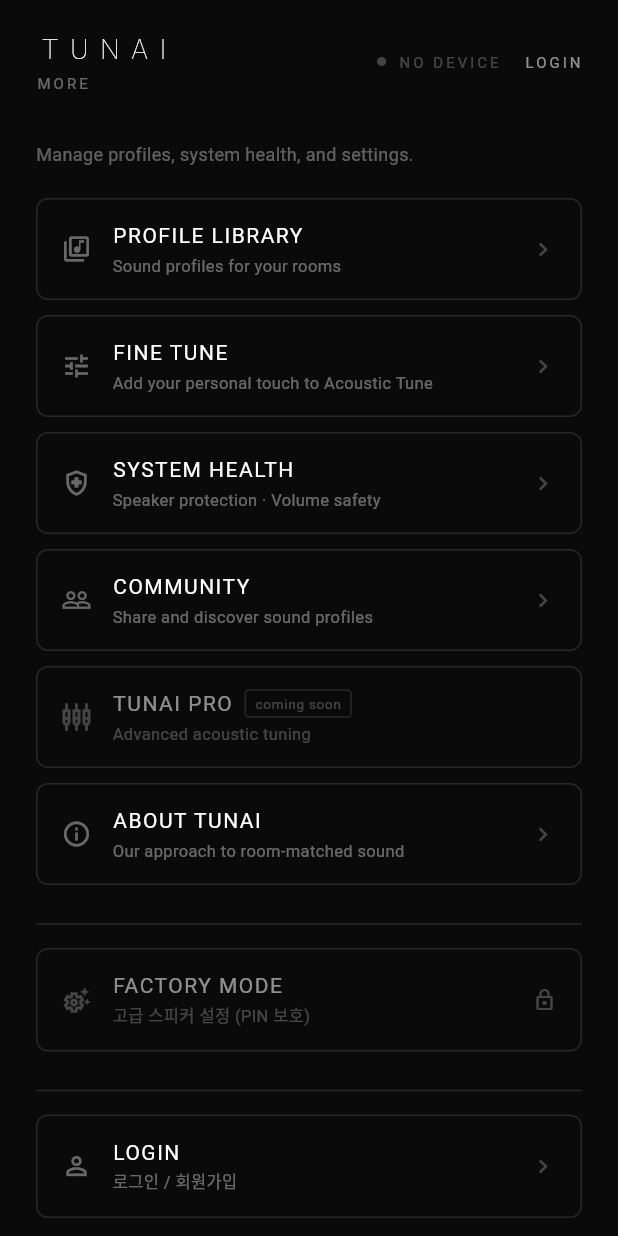
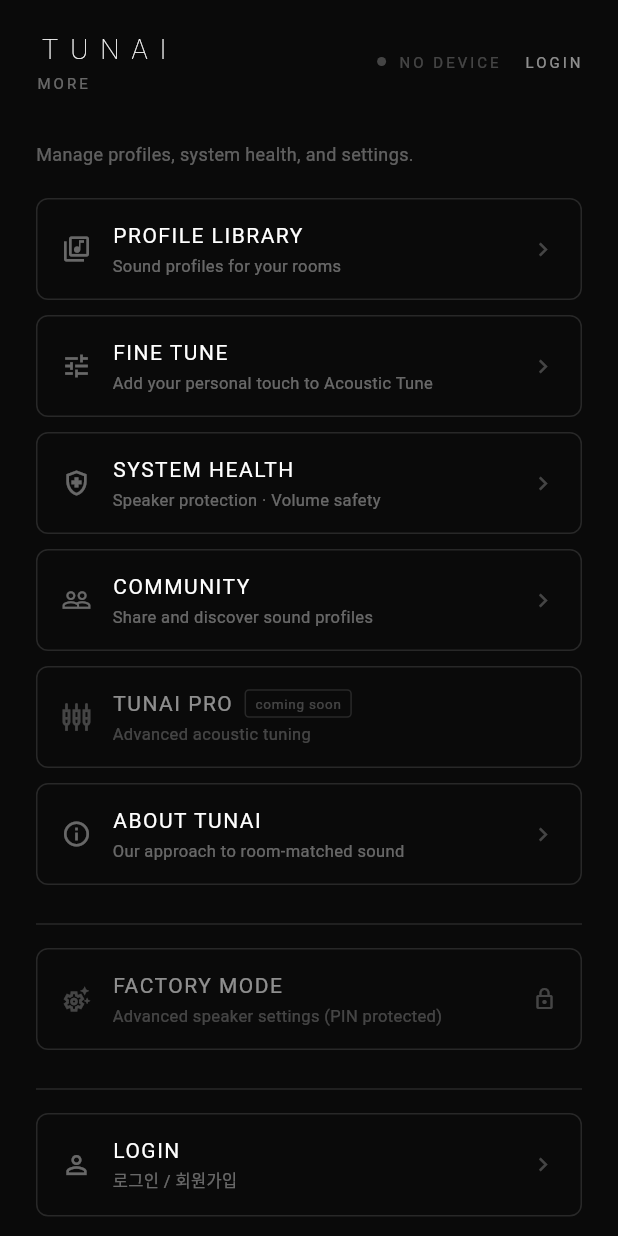
Before and after one commit to vrooomride-del/tunai, a Flutter app: the MoreScreen screen opened directly, on a phone screen of 412 x 824 dp. Run offline on Flutter 3.47's test engine with Material 3 defaults, Android fonts, the phone set to English and light mode, and no system bars; our stand-ins replace cloud_functions, device_info_plus, dio, file_picker, firebase_core, fl_chart and 8 more; missing offline and left inert: fftea, flutter_sound, flutter_web_auth_2, mobile_scanner; accounts and stored records are empty.

Commit message:
fix(consumer): fix Korean localization root cause and complete all strings
- pubspec.yaml: add flutter_localizations sdk dependency (root cause fix)
- main.dart: add localizationsDelegates (Global{Material,Widgets,Cupertino}) and
  supportedLocales [ko_KR, en] to MaterialApp — Localizations.localeOf() was
  silently returning 'en' without these, making every _isKo() check return false
- preset_bar.dart: add overflow:visible + softWrap:false to chip Text to prevent
  'Acoustic Tune' label from being clipped
- listen_screen.dart: Room Matched badge ko label '적용됨' → '공간 맞춤'
- more_screen.dart: localize FACTORY MODE label → '팩토리 모드' in KO
- library_screen.dart: localize PROFILE LIBRARY header → '프로파일 보관함' in KO
- fine_tune_screen.dart: localize FINE TUNE header → '취향 조정' in KO

Co-Authored-By: Claude Sonnet 4.6 <noreply@anthropic.com>

```diff
--- a/lib/features/fine_tune/fine_tune_screen.dart
+++ b/lib/features/fine_tune/fine_tune_screen.dart
@@ -69,7 +69,7 @@ class _FineTuneScreenState extends ConsumerState<FineTuneScreen> {
       body: SafeArea(
         child: Column(
           children: [
-            const TunaiTopBar(subtitle: 'FINE TUNE'),
+            TunaiTopBar(subtitle: ko ? '취향 조정' : 'FINE TUNE'),
             const Padding(padding: EdgeInsets.symmetric(horizontal: 24), child: PresetBar()),
             const SizedBox(height: 8),
             Expanded(
--- a/lib/features/library/library_screen.dart
+++ b/lib/features/library/library_screen.dart
@@ -176,7 +176,7 @@ class _LibraryScreenState extends ConsumerState<LibraryScreen> {
       body: SafeArea(
         child: Column(
           children: [
-            const TunaiTopBar(subtitle: 'PROFILE LIBRARY'),
+            TunaiTopBar(subtitle: ko ? '프로파일 보관함' : 'PROFILE LIBRARY'),
             Expanded(
               child: ListView(
                 padding: const EdgeInsets.fromLTRB(24, 12, 24, 40),
--- a/lib/features/listen/listen_screen.dart
+++ b/lib/features/listen/listen_screen.dart
@@ -260,7 +260,7 @@ class _CurrentProfileSection extends ConsumerWidget {
               borderRadius: BorderRadius.circular(20),
             ),
             child: Text(
-              ko ? '적용됨' : 'Room Matched',
+              ko ? '공간 맞춤' : 'Room Matched',
               style: const TextStyle(color: Color(0xFF69F0AE), fontSize: 9, letterSpacing: 1),
             ),
           ),
--- a/lib/features/more/more_screen.dart
+++ b/lib/features/more/more_screen.dart
@@ -203,6 +203,7 @@ class _TunaiProMenuItem extends StatelessWidget {
 class _FactoryMenuItem extends StatelessWidget {
   @override
   Widget build(BuildContext context) {
+    final ko = Localizations.localeOf(context).languageCode == 'ko';
     return GestureDetector(
       onTap: () => _showPinDialog(context),
       child: Container(
@@ -210,19 +211,19 @@ class _FactoryMenuItem extends StatelessWidget {
         decoration: BoxDecoration(
             border: Border.all(color: Colors.white12),
             borderRadius: BorderRadius.circular(8)),
-        child: const Row(children: [
-          Icon(Icons.settings_suggest_outlined, color: Colors.white24, size: 20),
-          SizedBox(width: 14),
+        child: Row(children: [
+          const Icon(Icons.settings_suggest_outlined, color: Colors.white24, size: 20),
+          const SizedBox(width: 14),
           Expanded(
             child: Column(crossAxisAlignment: CrossAxisAlignment.start, children: [
-              Text('FACTORY MODE',
-                  style: TextStyle(color: Colors.white54, fontSize: 14, letterSpacing: 1)),
-              SizedBox(height: 2),
-              Text('고급 스피커 설정 (PIN 보호)',
-                  style: TextStyle(color: Colors.white24, fontSize: 11)),
+              Text(ko ? '팩토리 모드' : 'FACTORY MODE',
+                  style: const TextStyle(color: Colors.white54, fontSize: 14, letterSpacing: 1)),
+              const SizedBox(height: 2),
+              Text(ko ? '고급 스피커 설정 (PIN 보호)' : 'Advanced speaker settings (PIN protected)',
+                  style: const TextStyle(color: Colors.white24, fontSize: 11)),
             ]),
           ),
-          Icon(Icons.lock_outline, color: Colors.white24, size: 16),
+          const Icon(Icons.lock_outline, color: Colors.white24, size: 16),
         ]),
       ),
     );
--- a/lib/shared/preset_bar.dart
+++ b/lib/shared/preset_bar.dart
@@ -180,6 +180,8 @@ class PresetBar extends ConsumerWidget {
                       color: isSelected ? Colors.white.withValues(alpha: 0.08) : Colors.transparent,
                     ),
                     child: Text(ko ? sel.labelKo : sel.label,
+                        overflow: TextOverflow.visible,
+                        softWrap: false,
                         style: TextStyle(color: isSelected ? Colors.white : Colors.white54, fontSize: 12, letterSpacing: 1)),
                   ),
                 ),
--- a/pubspec.yaml
+++ b/pubspec.yaml
@@ -9,6 +9,8 @@ environment:
 
 dependencies:
   flutter:
+    sdk: flutter
+  flutter_localizations:
     sdk: flutter
 
   just_audio: ^0.9.36
```
Also changed, not shown: lib/main.dart (+7 -0 lines).
